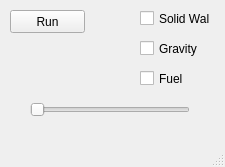
The window that controlwindow.ui (mcromb/ParticleBox) describes before a commit, drawn with Qt 5.
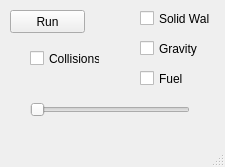
The same window after the commit.

Commit message: Added collision toggle but it really does not work. (possibly a radius issue?)

Diff of the .ui file:
```diff
--- a/controlwindow.ui
+++ b/controlwindow.ui
@@ -79,6 +79,19 @@
      <enum>Qt::Horizontal</enum>
     </property>
    </widget>
+   <widget class="QCheckBox" name="CollisionsCB">
+    <property name="geometry">
+     <rect>
+      <x>30</x>
+      <y>50</y>
+      <width>70</width>
+      <height>17</height>
+     </rect>
+    </property>
+    <property name="text">
+     <string>Collisions</string>
+    </property>
+   </widget>
   </widget>
   <widget class="QMenuBar" name="menubar">
    <property name="geometry">
```
The commit also changes 3 other files.
